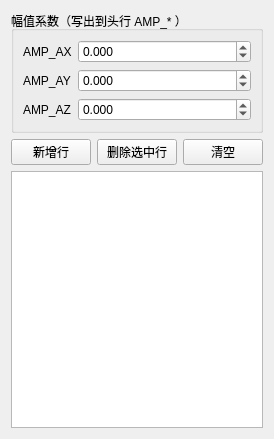
The window that plugins/Base_PhysicalField/SeismicAndAddedMassPage.ui (asd977/base_cae) describes before a commit, drawn with Qt 5.
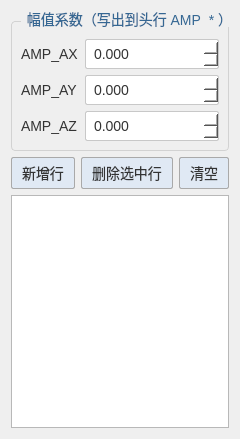
The same window after the commit.

Commit message: style: unify BasePage ui styles for physical field pages

```diff
--- a/plugins/Base_PhysicalField/SeismicAndAddedMassPage.ui
+++ b/plugins/Base_PhysicalField/SeismicAndAddedMassPage.ui
@@ -13,6 +13,64 @@
   <property name="windowTitle">
    <string>SeismicAndAddedMassPage</string>
   </property>
+  <property name="styleSheet">
+   <string notr="true">QWidget {
+    font-family: &quot;Microsoft YaHei&quot;, &quot;微软雅黑&quot;;
+    font-size: 14px;
+    color: rgb(51, 51, 51);
+}
+QLabel {
+    color: rgb(51, 51, 51);
+}
+QLabel#pageNameLabel {
+    font-size: 20px;
+    color: rgb(53, 103, 147);
+    padding-left: 9px;
+}
+QPushButton {
+    background-color: rgb(224, 233, 244);
+    border: 1px solid rgb(169, 169, 169);
+    border-radius: 2px;
+    min-height: 30px;
+    padding: 0 10px;
+}
+QPushButton:hover {
+    background-color: rgb(210, 224, 241);
+}
+QPushButton:pressed {
+    background-color: rgb(196, 214, 234);
+}
+QPushButton#pushButton {
+    border-left: none;
+    border-right: none;
+    border-radius: 0;
+    text-align: left;
+    padding-left: 15px;
+    font-size: 17px;
+}
+QLineEdit, QComboBox, QSpinBox, QDoubleSpinBox, QDateTimeEdit {
+    border: 1px solid rgb(200, 200, 200);
+    border-radius: 2px;
+    min-height: 28px;
+    padding: 0 6px;
+    background: rgb(255, 255, 255);
+}
+QLineEdit:focus, QComboBox:focus, QSpinBox:focus, QDoubleSpinBox:focus, QDateTimeEdit:focus {
+    border: 1px solid rgb(100, 100, 255);
+}
+QGroupBox {
+    border: 1px solid rgb(210, 210, 210);
+    border-radius: 4px;
+    margin-top: 10px;
+    padding-top: 8px;
+}
+QGroupBox::title {
+    subcontrol-origin: margin;
+    left: 10px;
+    padding: 0 4px;
+    color: rgb(53, 103, 147);
+}</string>
+  </property>
   <layout class="QVBoxLayout" name="verticalLayout">
    <item>
     <widget class="QGroupBox" name="groupBoxAmp">
```
The commit also changes 10 other files.
